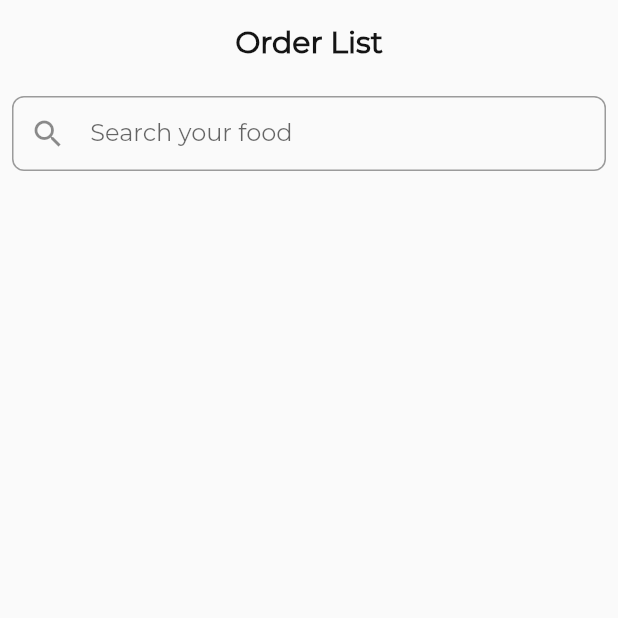
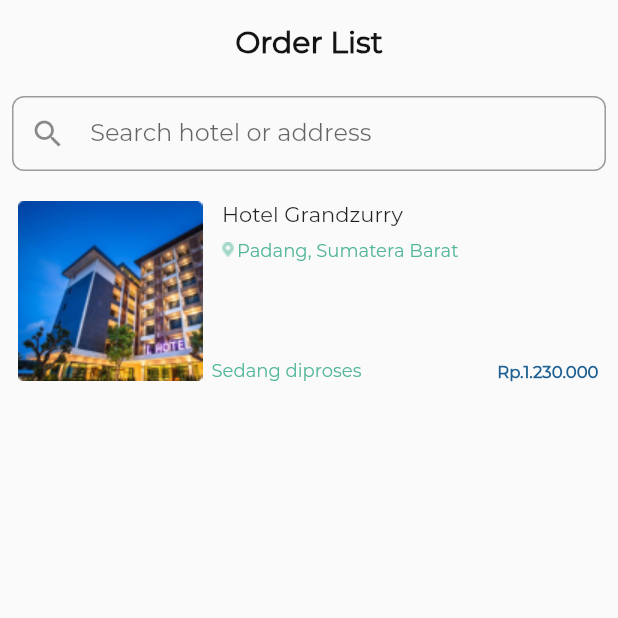
Before and after one commit to fhrl-rz/hotelpedia, a Flutter app: the OrderList screen opened directly, on a phone screen of 412 x 824 dp, the top half of it. Run offline on Flutter 3.47's test engine with Material 2 defaults, Android fonts, the phone set to English and light mode, and no system bars; our stand-ins replace google_maps_flutter, intl_phone_field.

Commit message:
1 des 14:00

```diff
--- a/lib/ui/home/Home.dart
+++ b/lib/ui/home/Home.dart
@@ -1,6 +1,7 @@
 import 'package:flutter/material.dart';
 import 'package:hotelpedia/ui/list/detail.dart';
 import 'package:hotelpedia/ui/list/list_search.dart';
+import 'package:hotelpedia/ui/list/list_search1.dart';
 
 class Home extends StatefulWidget {
   const Home({Key? key}) : super(key: key);
@@ -61,7 +62,7 @@
                               Navigator.push(
                                   context,
                                   MaterialPageRoute(
-                                      builder: (context) => ListSearch()));
+                                      builder: (context) => ListSeacrch()));
                             },
                             controller: SearchField,
                             autofocus: false,
--- a/lib/ui/inbox/inbox.dart
+++ b/lib/ui/inbox/inbox.dart
@@ -20,6 +20,9 @@
                 Tab(text: "Semua"),
                 Tab(text: "Belum Dibaca"),
               ],
+              unselectedLabelStyle: TextStyle(
+                fontFamily: "Montserrat",
+              ),
               labelColor: Colors.white,
               indicatorSize: TabBarIndicatorSize.tab,
               unselectedLabelColor: Colors.grey,
--- a/lib/ui/list/detail.dart
+++ b/lib/ui/list/detail.dart
@@ -106,6 +106,7 @@
           child: Column(
             children: [
               Container(
+
                 padding: EdgeInsets.symmetric(horizontal: 15),
                 child: Column(
                   crossAxisAlignment: CrossAxisAlignment.start,
--- a/lib/ui/list/order_list.dart
+++ b/lib/ui/list/order_list.dart
@@ -9,6 +9,12 @@
 
 class _OrderListState extends State<OrderList> {
   TextEditingController SearchField = new TextEditingController();
+  List freshList = [
+    {
+      "image": "images/list1.png",
+      "text": "Hotel Grandzurry",
+    },
+  ];
   @override
   Widget build(BuildContext context) {
     return Theme(
@@ -18,12 +24,13 @@
           elevation: 0,
           automaticallyImplyLeading: false,
           backgroundColor: Colors.transparent,
-          title: Text("Order List",
-          style: TextStyle(
-            fontWeight: FontWeight.bold,
-            fontSize: 20,
-            color: Color(0xff141414),
-          ),
+          title: Text(
+            "Order List",
+            style: TextStyle(
+              fontWeight: FontWeight.bold,
+              fontSize: 20,
+              color: Color(0xff141414),
+            ),
           ),
           centerTitle: true,
         ),
@@ -35,18 +42,15 @@
                 Column(
                   children: [
                     TextFormField(
-                      onTap: () {
-
-                      },
+                      onTap: () {},
                       controller: SearchField,
                       autofocus: false,
                       keyboardType: TextInputType.name,
                       textInputAction: TextInputAction.next,
                       decoration: InputDecoration(
                         prefixIcon: Icon(Icons.search),
-                        contentPadding:
-                        EdgeInsets.fromLTRB(20, 15, 20, 15),
-                        hintText: " Search your food ",
+                        contentPadding: EdgeInsets.fromLTRB(25, 15, 25, 15),
+                        hintText: " Search hotel or address ",
 
                         errorBorder: OutlineInputBorder(
                           borderRadius: BorderRadius.all(
@@ -65,6 +69,94 @@
                     ),
                   ],
                 ),
+                SizedBox(
+                  height: 20,
+                ),
+                Container(
+                  height: 200,
+                  child: ListView.builder(
+                      scrollDirection: Axis.vertical,
+                      shrinkWrap: true,
+                      itemCount: freshList.length,
+                      itemBuilder: (context, index) {
+                        return GestureDetector(
+                          onTap: () {},
+                          child: Container(
+                            padding: EdgeInsets.only(left: 10),
+                            height: 125.0,
+                            width: 100.0,
+                            color: Color(0xffffff),
+                            margin: EdgeInsets.only(
+                              bottom: 10,
+                            ),
+                            child: Stack(
+                              overflow: Overflow.visible,
+                              children: [
+                                Positioned(
+                                  left: -6,
+                                  child: Image.asset(
+                                    freshList[index]["image"],
+                                  ),
+                                ),
+                                Positioned(
+                                  left: 130,
+                                  child: Text(
+                                    freshList[index]["text"],
+                                  ),
+                                ),
+                                Positioned(
+                                  left: 130,
+                                  top: 25,
+                                  child: Row(
+                                    children: [
+                                      Image.asset(
+                                        "images/location.png",
+                                        color: Color(0xff52B69A),
+                                      ),
+                                      SizedBox(width: 2),
+                                      Text(
+                                        "Padang, Sumatera Barat",
+                                        style: TextStyle(
+                                          color: Color(0xff52B69A),
+                                          fontSize: 12,
+                                        ),
+                                      )
+                                    ],
+                                  ),
+                                ),
+                                Positioned(
+                                  left: 123,
+                                  bottom: 5,
+                                  child: Row(
+                                    children: [
+                                      Text(
+                                        "Sedang diproses",
+                                        style: TextStyle(
+                                          color: Color(0xff52B69A),
+                                          fontSize: 12,
+                                        ),
+                                      )
+                                    ],
+                                  ),
+                                ),
+                                Positioned(
+                                  right: 5,
+                                  bottom: 5,
+                                  child: Text(
+                                    'Rp.1.230.000',
+                                    style: TextStyle(
+                                      color: Color(0xFF1E6091),
+                                      fontSize: 11,
+                                      fontWeight: FontWeight.bold,
+                                    ),
+                                  ),
+                                ),
+                              ],
+                            ),
+                          ),
+                        );
+                      }),
+                ),
               ],
             ),
           ),
--- a/lib/ui/profil/profil.dart
+++ b/lib/ui/profil/profil.dart
@@ -75,6 +75,7 @@
               ),
             ),
             ListTile(
+
               trailing: IconButton(
                 onPressed: () {},
                 icon: Icon(
@@ -90,6 +91,7 @@
                 ),
               ),
               onTap: () {},
+              dense: true,
             ),
             ListTile(
               trailing: IconButton(
@@ -105,6 +107,7 @@
                 ),
               ),
               onTap: () {},
+              dense: true,
             ),
             ListTile(
               trailing: IconButton(
@@ -122,6 +125,7 @@
                 ),
               ),
               onTap: () {},
+              dense: true,
             ),
             ListTile(
               trailing: IconButton(
@@ -137,6 +141,7 @@
                 ),
               ),
               onTap: () {},
+              dense: true,
             ),
             ListTile(
               title: const Text(
```
Also changed, not shown: lib/ui/list/list_search.dart (+32 -11 lines), lib/ui/list/list_search1.dart (added, +38 -0 lines), images/or.png (added).
